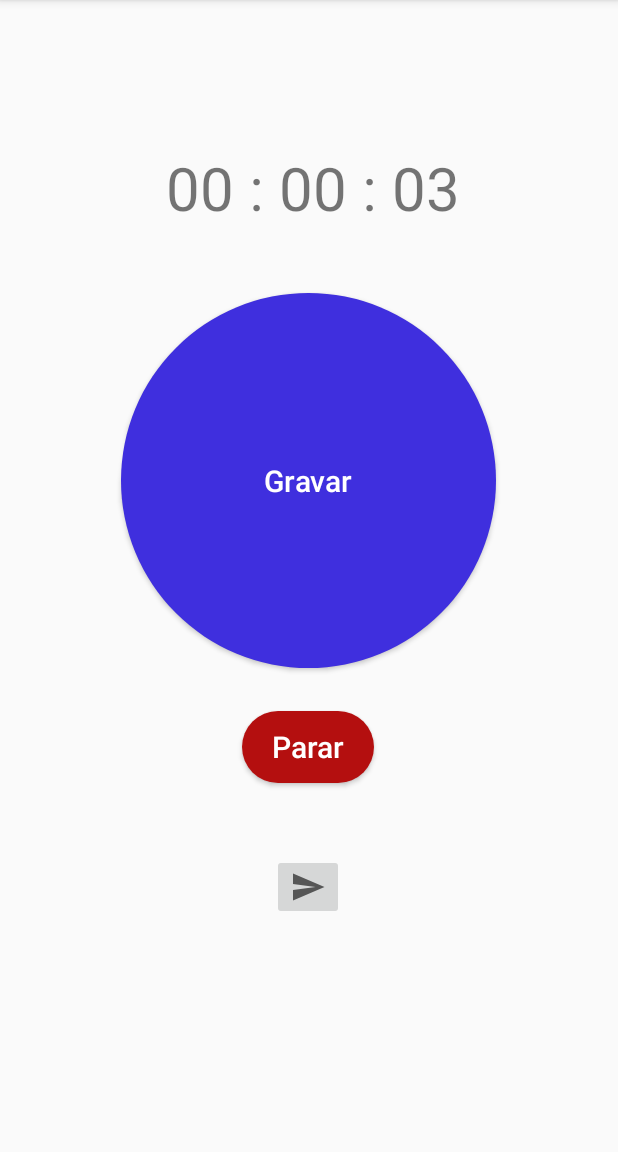
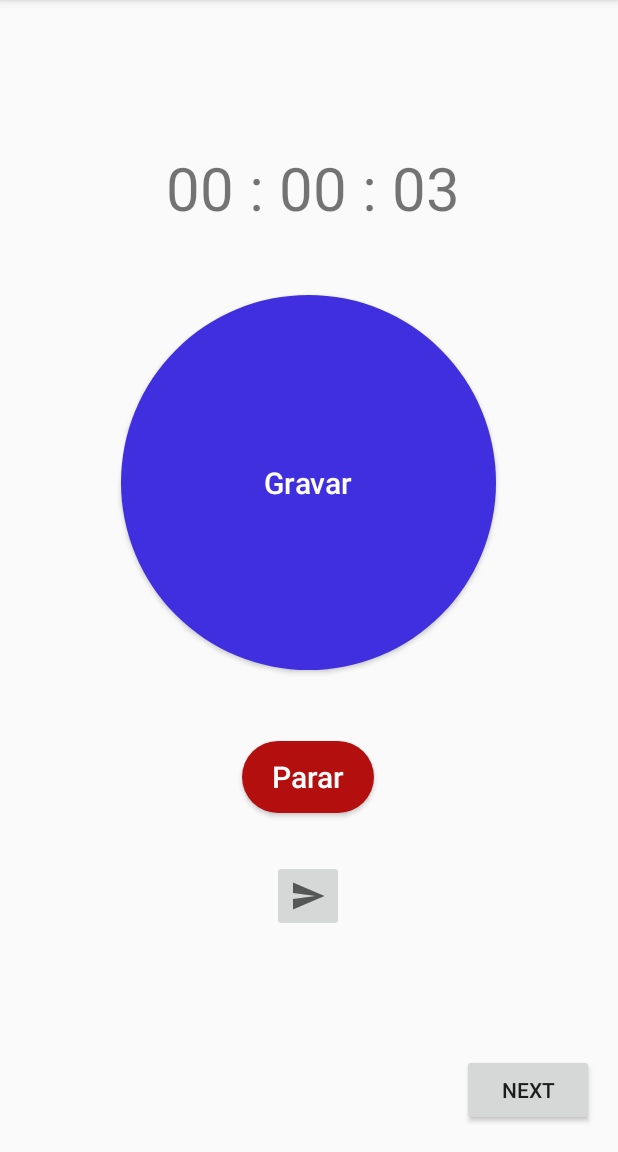
Before and after one commit to ETS-Android2/bird-detecion-app, an Android app: the screen it shows after launch (MainActivity), after a tap on "Gravar", on a phone screen of 412 x 824 dp, the part 84-1236 px from its top. Run offline under Robolectric (Android 15) with nearby library versions, the phone set to English and light mode, and no system bars; our stand-ins replace Volley.

Commit message:
tela para mostrar o resultado adicionada / inicio das funcionalidades

```diff
--- a/app/projectApp/app/src/main/AndroidManifest.xml
+++ b/app/projectApp/app/src/main/AndroidManifest.xml
@@ -21,6 +21,7 @@
                 <category android:name="android.intent.category.LAUNCHER" />
             </intent-filter>
         </activity>
+        <activity android:name=".BirdInfo"></activity>
     </application>
 
 </manifest>
--- a/app/projectApp/app/src/main/res/layout/activity_main.xml
+++ b/app/projectApp/app/src/main/res/layout/activity_main.xml
@@ -22,21 +22,8 @@
         app:layout_constraintHorizontal_bias="0.498"
         app:layout_constraintStart_toStartOf="parent"
         app:layout_constraintTop_toTopOf="parent"
-        app:layout_constraintVertical_bias="0.658"
+        app:layout_constraintVertical_bias="0.686"
         app:srcCompat="@drawable/ic_baseline_stop_24" />
-
-    <ImageButton
-        android:id="@+id/sendButton"
-        android:layout_width="wrap_content"
-        android:layout_height="wrap_content"
-        android:onClick="postJson"
-        app:layout_constraintBottom_toBottomOf="parent"
-        app:layout_constraintEnd_toEndOf="parent"
-        app:layout_constraintHorizontal_bias="0.498"
-        app:layout_constraintStart_toStartOf="parent"
-        app:layout_constraintTop_toBottomOf="@+id/stopButton"
-        app:layout_constraintVertical_bias="0.234"
-        app:srcCompat="@drawable/ic_baseline_send_24" />
 
     <Button
         android:id="@+id/roundedButton"
@@ -48,12 +35,27 @@
         android:textAllCaps="false"
         android:textColor="#FFFFFF"
         android:textSize="20sp"
-        app:layout_constraintBottom_toTopOf="@+id/stopButton"
+        app:layout_constraintBottom_toBottomOf="parent"
         app:layout_constraintEnd_toEndOf="parent"
         app:layout_constraintHorizontal_bias="0.496"
         app:layout_constraintStart_toStartOf="parent"
-        app:layout_constraintTop_toBottomOf="@+id/timeCounter"
-        app:layout_constraintVertical_bias="0.606" />
+        app:layout_constraintTop_toTopOf="parent"
+        app:layout_constraintVertical_bias="0.38" />
+
+    <ImageButton
+        android:id="@+id/sendButton"
+        android:layout_width="wrap_content"
+        android:layout_height="wrap_content"
+        android:minHeight="48dp"
+        android:onClick="postJson"
+        app:layout_constraintBottom_toBottomOf="parent"
+        app:layout_constraintEnd_toEndOf="parent"
+        app:layout_constraintHorizontal_bias="0.498"
+        app:layout_constraintStart_toStartOf="parent"
+        app:layout_constraintTop_toTopOf="parent"
+        app:layout_constraintVertical_bias="0.796"
+        app:srcCompat="@drawable/ic_baseline_send_24"
+        tools:ignore="SpeakableTextPresentCheck" />
 
     <TextView
         android:id="@+id/timeCounter"
@@ -68,5 +70,18 @@
         app:layout_constraintTop_toTopOf="parent"
         app:layout_constraintVertical_bias="0.137" />
 
+    <Button
+        android:id="@+id/nextButton"
+        android:layout_width="wrap_content"
+        android:layout_height="wrap_content"
+        android:onClick="resetTimer"
+        android:text="Next"
+        app:layout_constraintBottom_toBottomOf="parent"
+        app:layout_constraintEnd_toEndOf="parent"
+        app:layout_constraintHorizontal_bias="0.95"
+        app:layout_constraintStart_toStartOf="parent"
+        app:layout_constraintTop_toTopOf="parent"
+        app:layout_constraintVertical_bias="0.976" />
+
 
 </androidx.constraintlayout.widget.ConstraintLayout>
```
Also changed, not shown: app/projectApp/app/src/main/java/com/project/birddetection/BirdInfo.java (added, +16 -0 lines), app/projectApp/app/src/main/java/com/project/birddetection/MainActivity.java (+11 -0 lines), app/projectApp/app/src/main/res/layout/activity_image.xml (added, +32 -0 lines).
